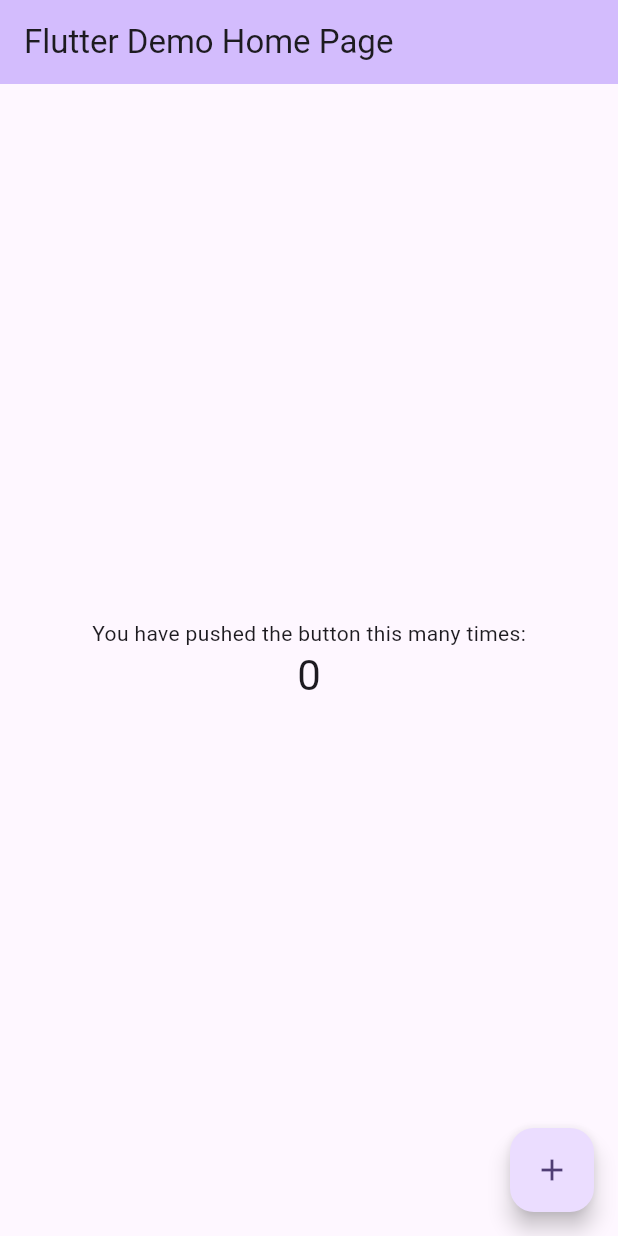
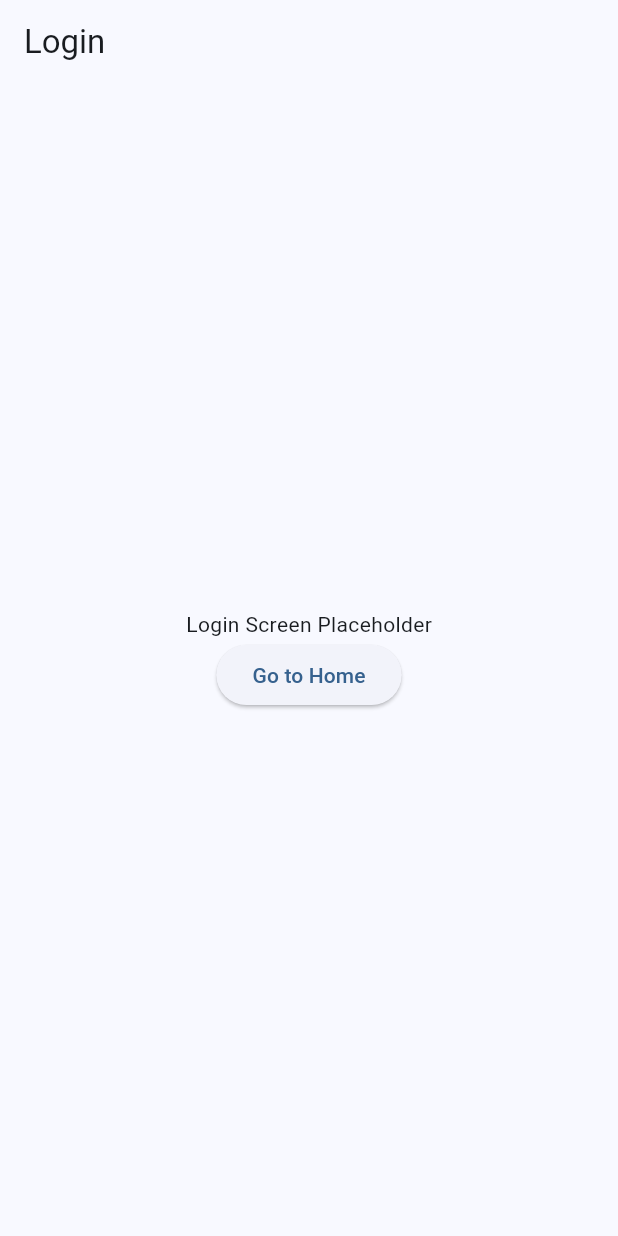
Before and after one commit to salmanarej/b4a_to_flutter, a Flutter app: the screen it shows after launch, on a phone screen of 412 x 824 dp. Run offline on Flutter 3.47's test engine with Material 3 defaults, Android fonts, the phone set to English and light mode, and no system bars.

Commit message:
Implement basic Flutter application structure with MaterialApp, routes, and placeholder screens

```diff
--- a/lib/main.dart
+++ b/lib/main.dart
@@ -1,4 +1,5 @@
 import 'package:flutter/material.dart';
+import 'routes.dart';
 
 void main() {
   runApp(const MyApp());
@@ -7,119 +8,17 @@ void main() {
 class MyApp extends StatelessWidget {
   const MyApp({super.key});
 
-  // This widget is the root of your application.
   @override
   Widget build(BuildContext context) {
     return MaterialApp(
-      title: 'Flutter Demo',
+      title: 'B4A Migration App',
+      debugShowCheckedModeBanner: false,
       theme: ThemeData(
-        // This is the theme of your application.
-        //
-        // TRY THIS: Try running your application with "flutter run". You'll see
-        // the application has a purple toolbar. Then, without quitting the app,
-        // try changing the seedColor in the colorScheme below to Colors.green
-        // and then invoke "hot reload" (save your changes or press the "hot
-        // reload" button in a Flutter-supported IDE, or press "r" if you used
-        // the command line to start the app).
-        //
-        // Notice that the counter didn't reset back to zero; the application
-        // state is not lost during the reload. To reset the state, use hot
-        // restart instead.
-        //
-        // This works for code too, not just values: Most code changes can be
-        // tested with just a hot reload.
-        colorScheme: ColorScheme.fromSeed(seedColor: Colors.deepPurple),
         useMaterial3: true,
+        colorSchemeSeed: Colors.blue,
       ),
-      home: const MyHomePage(title: 'Flutter Demo Home Page'),
+      initialRoute: '/login',
+      routes: appRoutes,
     );
   }
 }
-
-class MyHomePage extends StatefulWidget {
-  const MyHomePage({super.key, required this.title});
-
-  // This widget is the home page of your application. It is stateful, meaning
-  // that it has a State object (defined below) that contains fields that affect
-  // how it looks.
-
-  // This class is the configuration for the state. It holds the values (in this
-  // case the title) provided by the parent (in this case the App widget) and
-  // used by the build method of the State. Fields in a Widget subclass are
-  // always marked "final".
-
-  final String title;
-
-  @override
-  State<MyHomePage> createState() => _MyHomePageState();
-}
-
-class _MyHomePageState extends State<MyHomePage> {
-  int _counter = 0;
-
-  void _incrementCounter() {
-    setState(() {
-      // This call to setState tells the Flutter framework that something has
-      // changed in this State, which causes it to rerun the build method below
-      // so that the display can reflect the updated values. If we changed
-      // _counter without calling setState(), then the build method would not be
-      // called again, and so nothing would appear to happen.
-      _counter++;
-    });
-  }
-
-  @override
-  Widget build(BuildContext context) {
-    // This method is rerun every time setState is called, for instance as done
-    // by the _incrementCounter method above.
-    //
-    // The Flutter framework has been optimized to make rerunning build methods
-    // fast, so that you can just rebuild anything that needs updating rather
-    // than having to individually change instances of widgets.
-    return Scaffold(
-      appBar: AppBar(
-        // TRY THIS: Try changing the color here to a specific color (to
-        // Colors.amber, perhaps?) and trigger a hot reload to see the AppBar
-        // change color while the other colors stay the same.
-        backgroundColor: Theme.of(context).colorScheme.inversePrimary,
-        // Here we take the value from the MyHomePage object that was created by
-        // the App.build method, and use it to set our appbar title.
-        title: Text(widget.title),
-      ),
-      body: Center(
-        // Center is a layout widget. It takes a single child and positions it
-        // in the middle of the parent.
-        child: Column(
-          // Column is also a layout widget. It takes a list of children and
-          // arranges them vertically. By default, it sizes itself to fit its
-          // children horizontally, and tries to be as tall as its parent.
-          //
-          // Column has various properties to control how it sizes itself and
-          // how it positions its children. Here we use mainAxisAlignment to
-          // center the children vertically; the main axis here is the vertical
-          // axis because Columns are vertical (the cross axis would be
-          // horizontal).
-          //
-          // TRY THIS: Invoke "debug painting" (choose the "Toggle Debug Paint"
-          // action in the IDE, or press "p" in the console), to see the
-          // wireframe for each widget.
-          mainAxisAlignment: MainAxisAlignment.center,
-          children: <Widget>[
-            const Text(
-              'You have pushed the button this many times:',
-            ),
-            Text(
-              '$_counter',
-              style: Theme.of(context).textTheme.headlineMedium,
-            ),
-          ],
-        ),
-      ),
-      floatingActionButton: FloatingActionButton(
-        onPressed: _incrementCounter,
-        tooltip: 'Increment',
-        child: const Icon(Icons.add),
-      ), // This trailing comma makes auto-formatting nicer for build methods.
-    );
-  }
-}
--- /dev/null
+++ b/lib/routes.dart
@@ -0,0 +1,26 @@
+import 'package:flutter/material.dart';
+import 'screens/login_screen.dart';
+import 'screens/register_screen.dart';
+import 'screens/home_screen.dart';
+import 'screens/customers_screen.dart';
+import 'screens/store_screen.dart';
+import 'screens/prices_screen.dart';
+import 'screens/orders_screen.dart';
+import 'screens/reports_screen.dart';
+import 'screens/sync_screen.dart';
+import 'screens/settings_screen.dart';
+import 'screens/user_profile_screen.dart';
+
+final Map<String, WidgetBuilder> appRoutes = {
+  '/login': (context) => const LoginScreen(),
+  '/register': (context) => const RegisterScreen(),
+  '/home': (context) => const HomeScreen(),
+  '/customers': (context) => const CustomersScreen(),
+  '/store': (context) => const StoreScreen(),
+  '/prices': (context) => const PricesScreen(),
+  '/orders': (context) => const OrdersScreen(),
+  '/reports': (context) => const ReportsScreen(),
+  '/sync': (context) => const SyncScreen(),
+  '/settings': (context) => const SettingsScreen(),
+  '/profile': (context) => const UserProfileScreen(),
+};
--- /dev/null
+++ b/lib/screens/login_screen.dart
@@ -0,0 +1,26 @@
+import 'package:flutter/material.dart';
+
+class LoginScreen extends StatelessWidget {
+  const LoginScreen({super.key});
+
+  @override
+  Widget build(BuildContext context) {
+    return Scaffold(
+      appBar: AppBar(title: const Text('Login')),
+      body: Center(
+        child: Column(
+          mainAxisAlignment: MainAxisAlignment.center,
+          children: <Widget>[
+            Text("Login Screen Placeholder"),
+            ElevatedButton(
+              onPressed: () {
+                Navigator.pushNamed(context, '/home');
+              },
+              child: const Text('Go to Home'),
+            ),
+          ],
+        ),
+      ),
+    );
+  }
+}
```
Also changed, not shown: lib/screens/customers_screen.dart (added, +15 -0 lines), lib/screens/home_screen.dart (added, +15 -0 lines), lib/screens/orders_screen.dart (added, +15 -0 lines), lib/screens/prices_screen.dart (added, +15 -0 lines), lib/screens/register_screen.dart (added, +15 -0 lines), lib/screens/reports_screen.dart (added, +15 -0 lines), lib/screens/settings_screen.dart (added, +15 -0 lines), lib/screens/store_screen.dart (added, +15 -0 lines), lib/screens/sync_screen.dart (added, +15 -0 lines), lib/screens/user_profile_screen.dart (added, +15 -0 lines).
